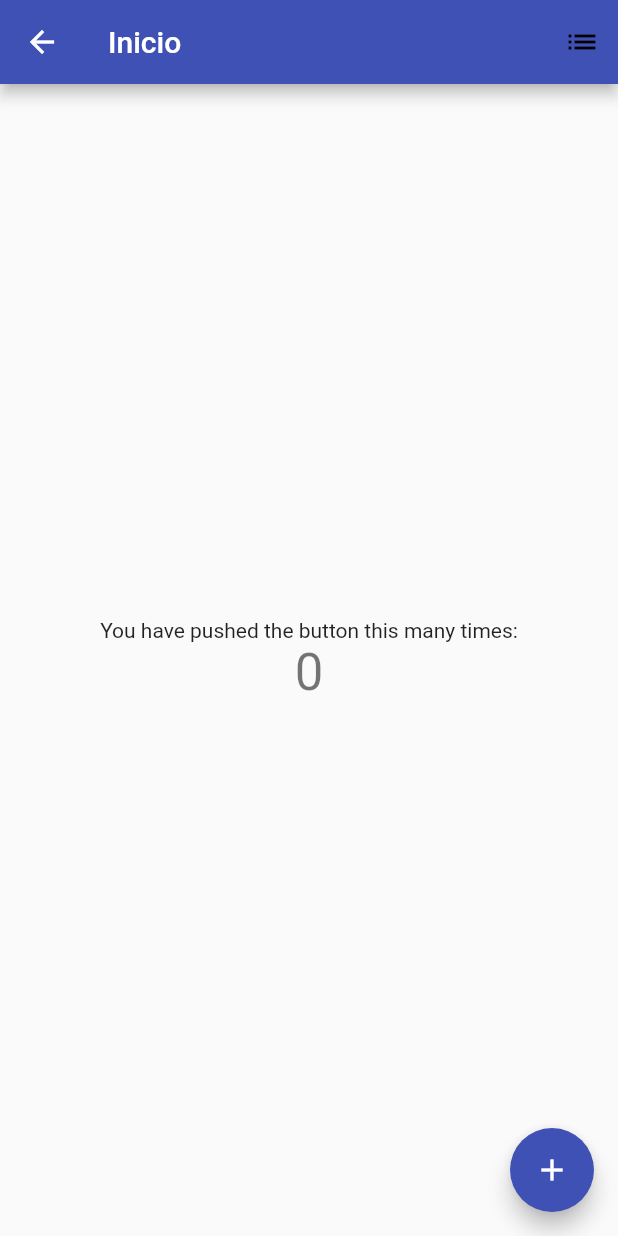
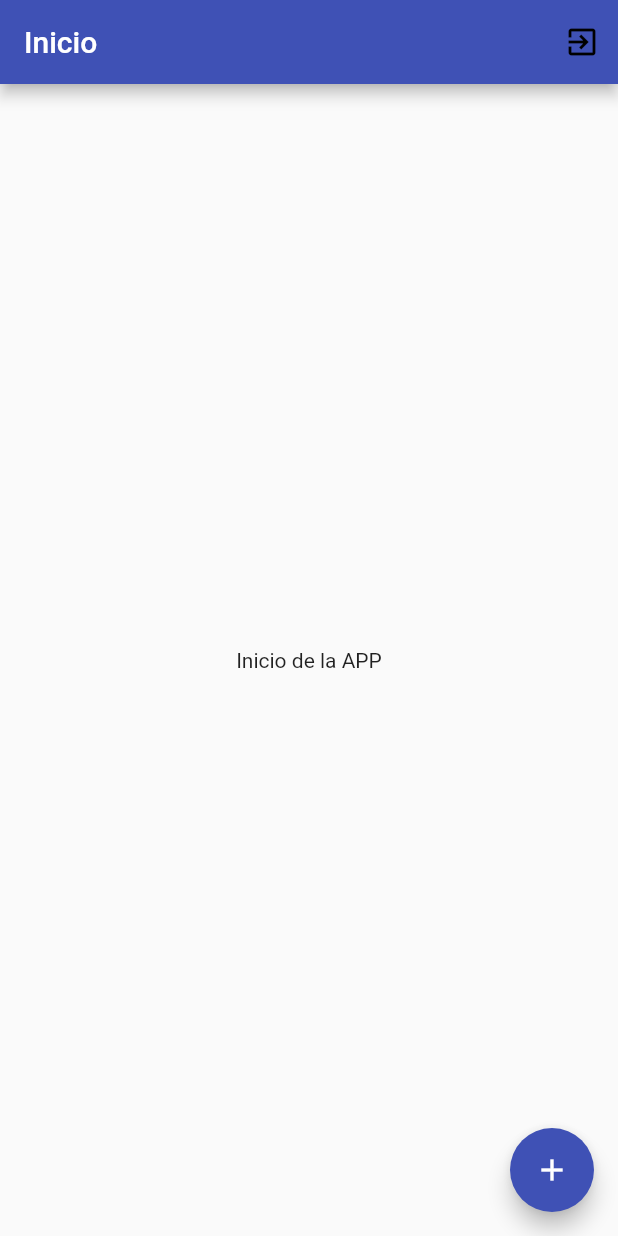
Before and after one commit to BraulioRuiz/ProyectoFlutter, a Flutter app: the Inicio screen opened directly, on a phone screen of 412 x 824 dp. Run offline on Flutter 3.47's test engine with Material 2 defaults, Android fonts, the phone set to English and light mode, and no system bars; our stand-ins replace shared_preferences; accounts and stored records are empty.

```diff
--- a/lib/inicio.dart
+++ b/lib/inicio.dart
@@ -1,20 +1,46 @@
 import 'package:flutter/material.dart';
+import 'package:proyectomovil/login.dart';
+import 'package:shared_preferences/shared_preferences.dart';
 
-class Inicio extends StatelessWidget{
+class Inicio extends StatefulWidget{
+  @override
+  _Inicio createState() => _Inicio();
+}
+
+class _Inicio extends State<Inicio>{
   int _counter = 0;
+  SharedPreferences sharedPreferences;
 
   void _incrementCounter() {
       _counter++;
   }
+
+  @override
+  void initState(){
+    super.initState();
+    checkLoginStatus();
+  }
+
+  checkLoginStatus() async{
+    sharedPreferences = await SharedPreferences.getInstance();
+    if(sharedPreferences.getString("token") == null){
+      Navigator.of(context).pushAndRemoveUntil(MaterialPageRoute(builder: (BuildContext context) => Login()), (Route<dynamic> route) => false);
+    }
+  }
+
   @override
   Widget build(BuildContext context) {
     return Scaffold(
       appBar: AppBar(
         title: Text("Inicio"),
         actions: <Widget>[
-          new IconButton(icon: const Icon(Icons.list,
+          new IconButton(icon: const Icon(Icons.exit_to_app,
               color: Colors.black) ,
-              onPressed: null)
+              onPressed: () {
+                sharedPreferences.clear();
+                sharedPreferences.commit();
+                Navigator.of(context).pushAndRemoveUntil(MaterialPageRoute(builder: (BuildContext context) => Login()), (Route<dynamic> route) => false);
+              })
         ],
       ),
       body: Center(
@@ -22,14 +48,7 @@ class Inicio extends StatelessWidget{
           mainAxisAlignment: MainAxisAlignment.center,
           children: <Widget>[
             Text(
-              'You have pushed the button this many times:',
-            ),
-            Text(
-              '$_counter',
-              style: Theme
-                  .of(context)
-                  .textTheme
-                  .headline4,
+              'Inicio de la APP',
             ),
           ],
         ),
--- a/pubspec.yaml
+++ b/pubspec.yaml
@@ -23,6 +23,8 @@ environment:
 dependencies:
   flutter:
     sdk: flutter
+  http: ^0.12.1
+  shared_preferences: any
 
 
   # The following adds the Cupertino Icons font to your application.
```
Also changed, not shown: lib/login.dart (+49 -4 lines), lib/main.dart (+1 -12 lines), lib/models/api_response.dart (added, +7 -0 lines), lib/models/notes_listing.dart (added), pubspec.lock.
